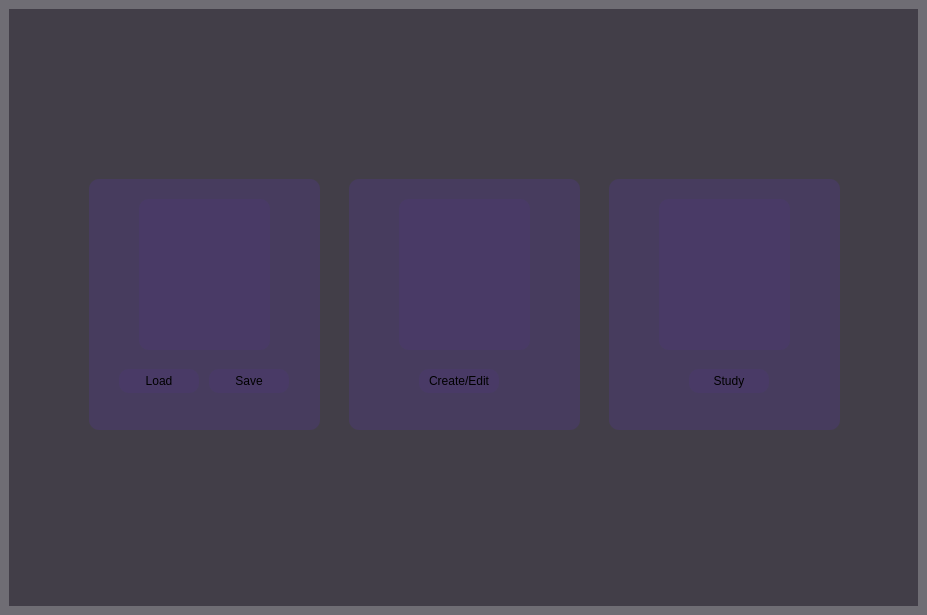
This is QuizModule/quizwindow.ui in WSU-4110/MOST as Qt 5 draws it before an edit. The edited form follows.
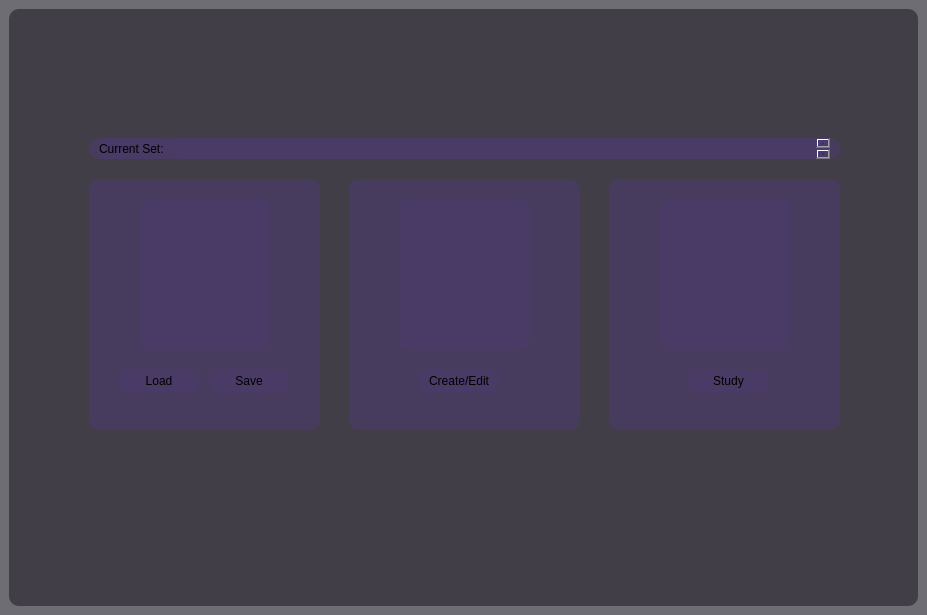
This is the edited form. Icons and pictures are not drawn.

What changed in the file:
```diff
--- a/QuizModule/quizwindow.ui
+++ b/QuizModule/quizwindow.ui
@@ -29,6 +29,9 @@
       <property name="autoFillBackground">
        <bool>false</bool>
       </property>
+      <property name="styleSheet">
+       <string notr="true">border-radius: 10px</string>
+      </property>
       <property name="currentIndex">
        <number>0</number>
       </property>
@@ -155,9 +158,9 @@
         <widget class="QPushButton" name="pushButtonStudyPage">
          <property name="geometry">
           <rect>
-           <x>80</x>
+           <x>79</x>
            <y>190</y>
-           <width>80</width>
+           <width>81</width>
            <height>24</height>
           </rect>
          </property>
@@ -185,6 +188,44 @@
          </property>
         </widget>
        </widget>
+       <widget class="QWidget" name="widget" native="true">
+        <property name="geometry">
+         <rect>
+          <x>80</x>
+          <y>129</y>
+          <width>751</width>
+          <height>21</height>
+         </rect>
+        </property>
+        <property name="styleSheet">
+         <string notr="true">background-color: rgba(75, 58, 108, 150);
+border-radius: 10px;
+</string>
+        </property>
+        <widget class="QLabel" name="label">
+         <property name="geometry">
+          <rect>
+           <x>10</x>
+           <y>0</y>
+           <width>71</width>
+           <height>21</height>
+          </rect>
+         </property>
+         <property name="text">
+          <string>Current Set:</string>
+         </property>
+        </widget>
+        <widget class="QPlainTextEdit" name="plainTextEdit">
+         <property name="geometry">
+          <rect>
+           <x>80</x>
+           <y>0</y>
+           <width>661</width>
+           <height>21</height>
+          </rect>
+         </property>
+        </widget>
+       </widget>
       </widget>
       <widget class="QWidget" name="pageQuizCreate">
        <widget class="QPushButton" name="pushButtonCreateQuestion">
```
Left out of the diff: 110 changed lines with no effect on the pictures.
